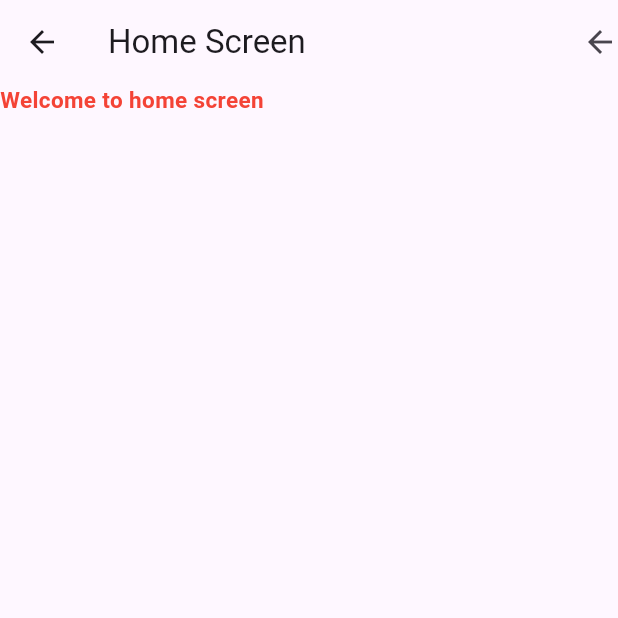
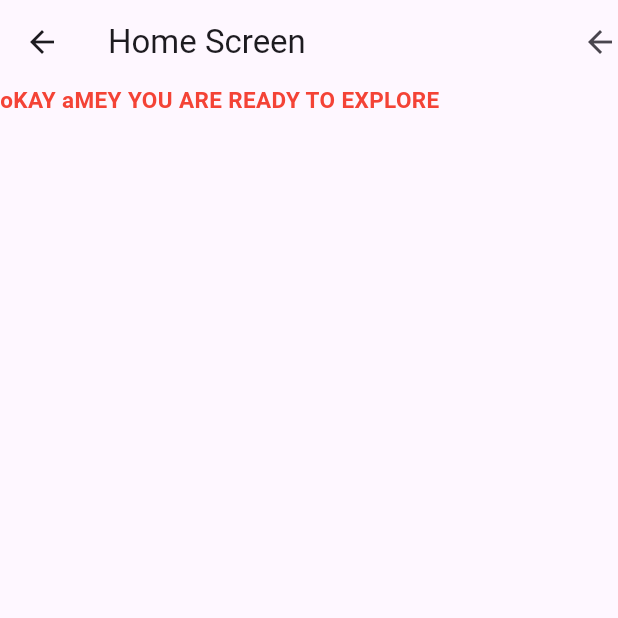
Before and after one commit to AmeyDawale1234/flutter-project, a Flutter app: the HomeScreen screen opened directly, on a phone screen of 412 x 824 dp, the top half of it. Run offline on Flutter 3.47's test engine with Material 3 defaults, Android fonts, the phone set to English and light mode, and no system bars.

Commit message:
amey-shivendra

```diff
--- a/lib/home_screen.dart
+++ b/lib/home_screen.dart
@@ -18,7 +18,7 @@ class _HomeScreenState extends State<HomeScreen> {
       body: const Column(
         children: [
           Text(
-            "Welcome to home screen",
+            "oKAY aMEY YOU ARE READY TO EXPLORE",
             style: TextStyle(
                 color: Colors.red, fontSize: 15, fontWeight: FontWeight.bold),
           )
```
